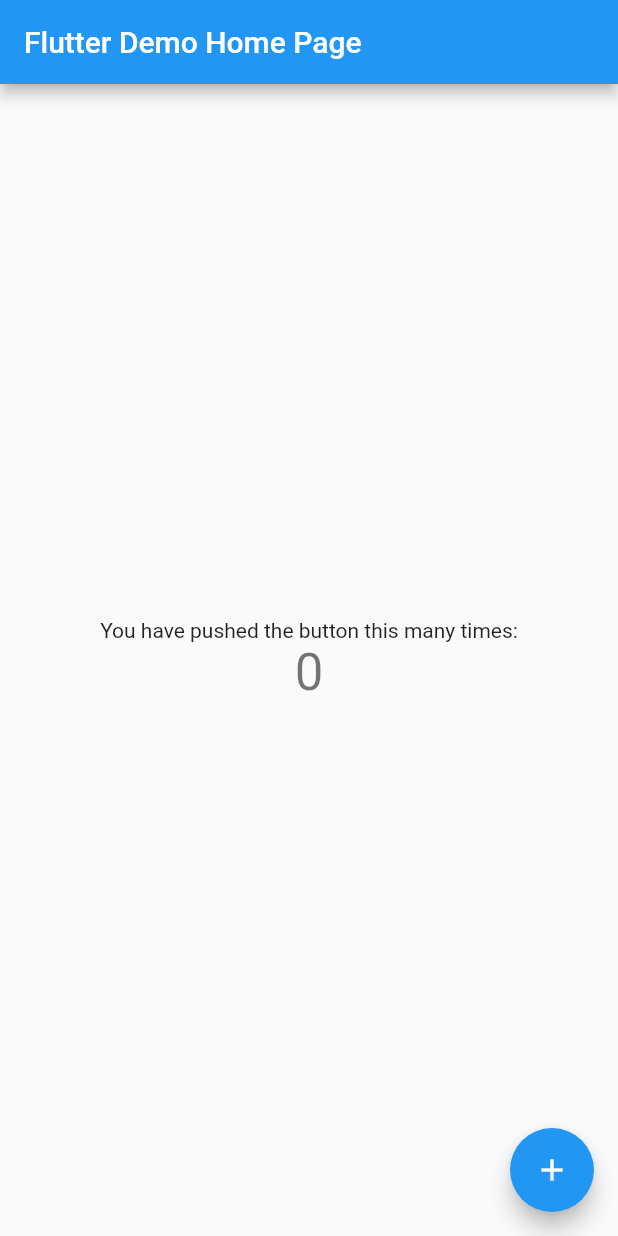
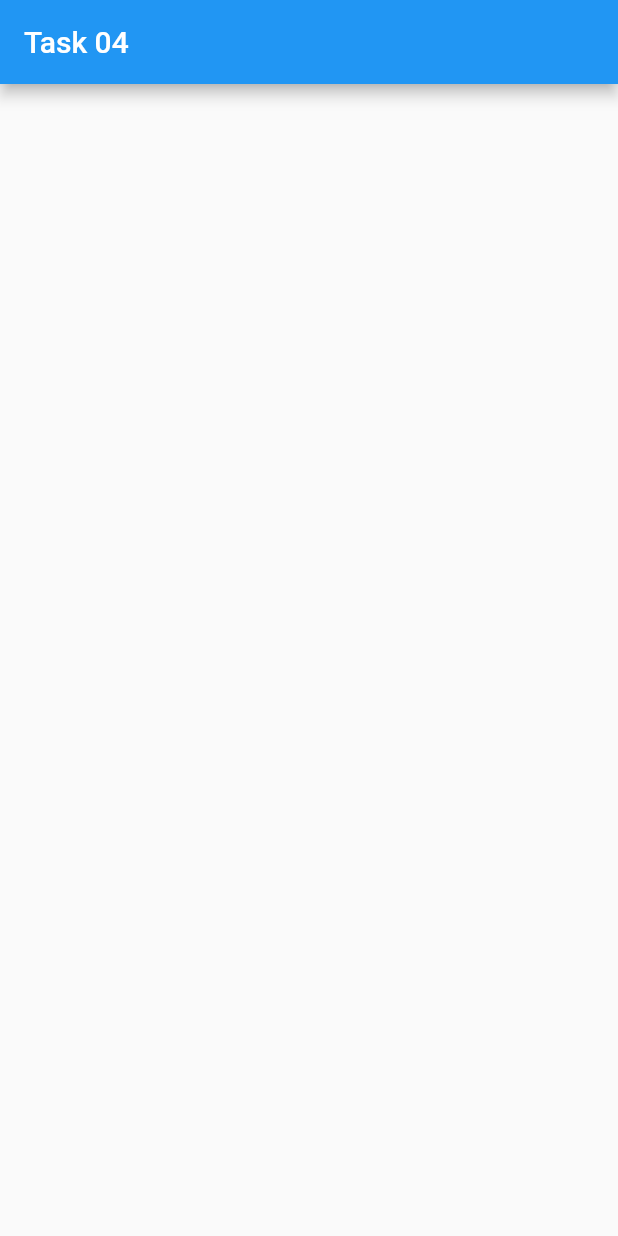
Before and after one commit to doiko123/queens_tech_lab_learning, a Flutter app: the screen it shows after launch, on a phone screen of 412 x 824 dp. Run offline on Flutter 3.47's test engine with Material 2 defaults, Android fonts, the phone set to English and light mode, and no system bars; our stand-ins replace fluttertoast.

Commit message:
task_04のmain.dartについて事前に不要なコメントやWidgetを削除（PRを見やすくするため）

```diff
--- a/task_04/lib/main.dart
+++ b/task_04/lib/main.dart
@@ -6,41 +6,20 @@ void main() {
 
 class MyApp extends StatelessWidget {
   const MyApp({Key? key}) : super(key: key);
-
-  // This widget is the root of your application.
   @override
   Widget build(BuildContext context) {
     return MaterialApp(
-      title: 'Flutter Demo',
+      title: 'Task 04',
       theme: ThemeData(
-        // This is the theme of your application.
-        //
-        // Try running your application with "flutter run". You'll see the
-        // application has a blue toolbar. Then, without quitting the app, try
-        // changing the primarySwatch below to Colors.green and then invoke
-        // "hot reload" (press "r" in the console where you ran "flutter run",
-        // or simply save your changes to "hot reload" in a Flutter IDE).
-        // Notice that the counter didn't reset back to zero; the application
-        // is not restarted.
         primarySwatch: Colors.blue,
       ),
-      home: const MyHomePage(title: 'Flutter Demo Home Page'),
+      home: const MyHomePage(title: 'Task 04'),
     );
   }
 }
 
 class MyHomePage extends StatefulWidget {
   const MyHomePage({Key? key, required this.title}) : super(key: key);
-
-  // This widget is the home page of your application. It is stateful, meaning
-  // that it has a State object (defined below) that contains fields that affect
-  // how it looks.
-
-  // This class is the configuration for the state. It holds the values (in this
-  // case the title) provided by the parent (in this case the App widget) and
-  // used by the build method of the State. Fields in a Widget subclass are
-  // always marked "final".
-
   final String title;
 
   @override
@@ -48,68 +27,14 @@ class MyHomePage extends StatefulWidget {
 }
 
 class _MyHomePageState extends State<MyHomePage> {
-  int _counter = 0;
-
-  void _incrementCounter() {
-    setState(() {
-      // This call to setState tells the Flutter framework that something has
-      // changed in this State, which causes it to rerun the build method below
-      // so that the display can reflect the updated values. If we changed
-      // _counter without calling setState(), then the build method would not be
-      // called again, and so nothing would appear to happen.
-      _counter++;
-    });
-  }
-
   @override
   Widget build(BuildContext context) {
-    // This method is rerun every time setState is called, for instance as done
-    // by the _incrementCounter method above.
-    //
-    // The Flutter framework has been optimized to make rerunning build methods
-    // fast, so that you can just rebuild anything that needs updating rather
-    // than having to individually change instances of widgets.
     return Scaffold(
       appBar: AppBar(
-        // Here we take the value from the MyHomePage object that was created by
-        // the App.build method, and use it to set our appbar title.
         title: Text(widget.title),
       ),
-      body: Center(
-        // Center is a layout widget. It takes a single child and positions it
-        // in the middle of the parent.
-        child: Column(
-          // Column is also a layout widget. It takes a list of children and
-          // arranges them vertically. By default, it sizes itself to fit its
-          // children horizontally, and tries to be as tall as its parent.
-          //
-          // Invoke "debug painting" (press "p" in the console, choose the
-          // "Toggle Debug Paint" action from the Flutter Inspector in Android
-          // Studio, or the "Toggle Debug Paint" command in Visual Studio Code)
-          // to see the wireframe for each widget.
-          //
-          // Column has various properties to control how it sizes itself and
-          // how it positions its children. Here we use mainAxisAlignment to
-          // center the children vertically; the main axis here is the vertical
-          // axis because Columns are vertical (the cross axis would be
-          // horizontal).
-          mainAxisAlignment: MainAxisAlignment.center,
-          children: <Widget>[
-            const Text(
-              'You have pushed the button this many times:',
-            ),
-            Text(
-              '$_counter',
-              style: Theme.of(context).textTheme.headline4,
-            ),
-          ],
-        ),
-      ),
-      floatingActionButton: FloatingActionButton(
-        onPressed: _incrementCounter,
-        tooltip: 'Increment',
-        child: const Icon(Icons.add),
-      ), // This trailing comma makes auto-formatting nicer for build methods.
+      body:
+          Container(), // This trailing comma makes auto-formatting nicer for build methods.
     );
   }
 }
```
